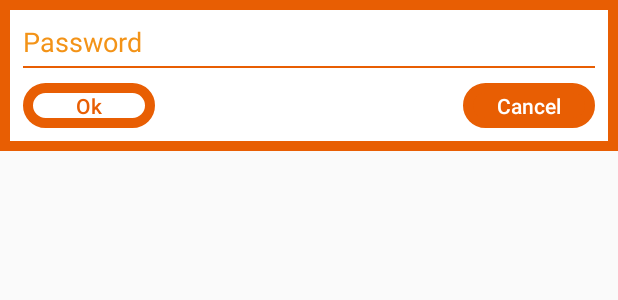
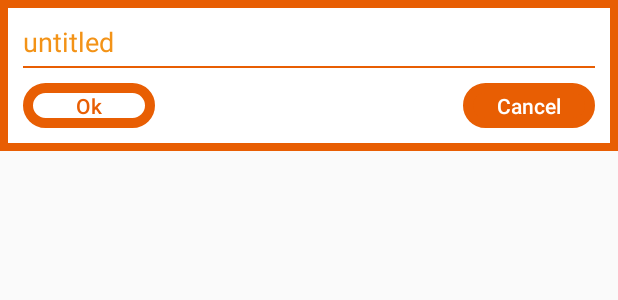
Before and after one commit to konyekokim/PrivateMemo, an Android app: the layout save_note_dialog.xml on its own in the app's theme, with its tools: preview values and no code run, on a phone screen of 412 x 824 dp. Shown: the top 300 px of the screen. Run offline under Robolectric (Android 15) with nearby library versions, the phone set to English and light mode, and no system bars.

Commit message:
add savememo function onclick of save in the save dialog and test if working

```diff
--- a/app/src/main/res/drawable/squared_border_white_layout.xml
+++ b/app/src/main/res/drawable/squared_border_white_layout.xml
@@ -13,7 +13,7 @@
         android:topRightRadius="0dp"/>
 
     <stroke
-        android:width="10px"
+        android:width="8px"
         android:color="@color/colorThemeDarker"/>
 
 </shape>
--- a/app/src/main/res/layout/activity_note.xml
+++ b/app/src/main/res/layout/activity_note.xml
@@ -40,6 +40,7 @@
                 android:layout_width="match_parent"
                 android:layout_height="wrap_content"
                 android:layout_centerVertical="true"
+                android:layout_marginStart="5dp"
                 android:hint="@string/note_title_hint"
                 android:textColorHint="@color/secondaryColor"
                 android:textStyle="bold"
--- a/app/src/main/res/layout/save_note_dialog.xml
+++ b/app/src/main/res/layout/save_note_dialog.xml
@@ -9,10 +9,9 @@
         android:layout_width="match_parent"
         android:layout_height="wrap_content"
         android:background="@android:color/transparent"
-        android:hint="@string/security_text_hint"
+        android:hint="@string/note_title_hint"
         android:textColorHint="@color/colorThemeLighter"
         android:textColor="@color/colorThemeDarker"
-        android:inputType="textPassword"
         android:id="@+id/dialog_save_editText"/>
 
     <View
```
Also changed, not shown: app/src/main/java/com/chokus/konye/privatememo/activity/NoteActivity.kt (+25 -5 lines).
